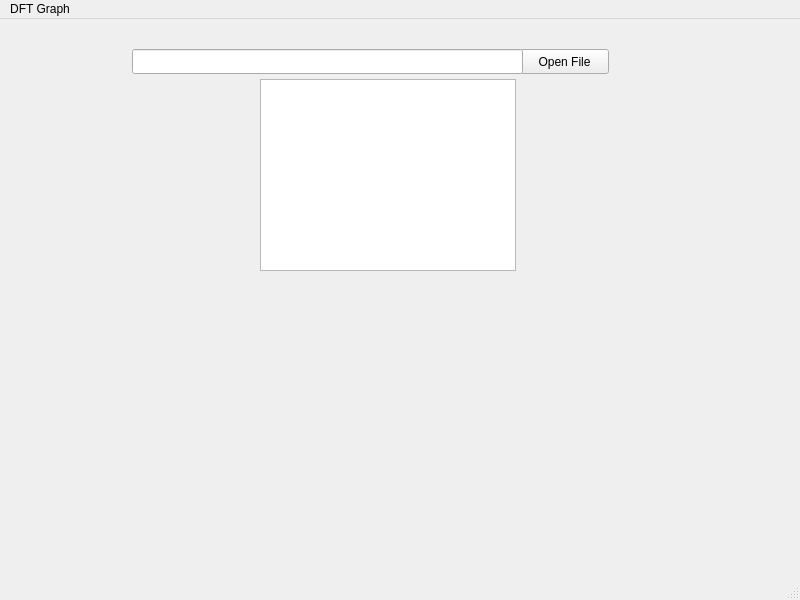
Qt form mainwindow.ui (waleedaman/DFTGraph) before a commit.
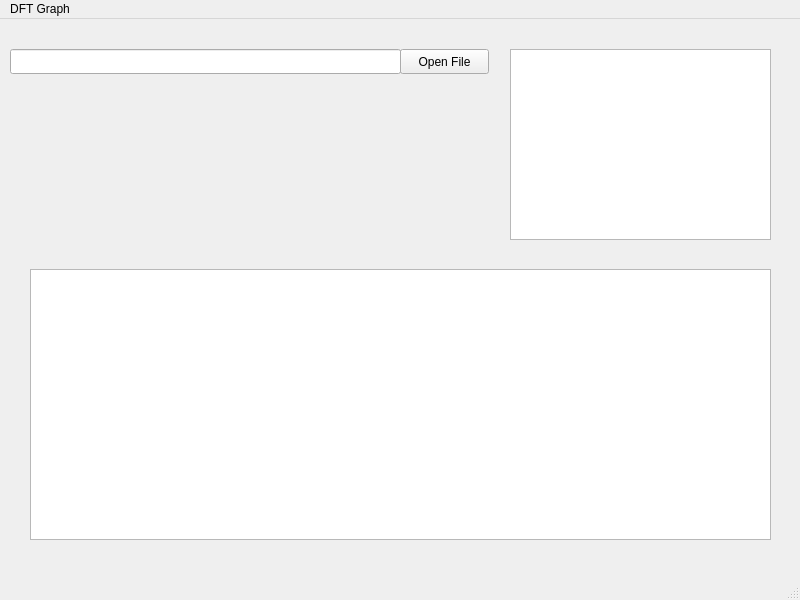
The same form after that commit. Custom widgets are drawn as their Qt base class.

Diff of the .ui file:
```diff
--- a/mainwindow.ui
+++ b/mainwindow.ui
@@ -17,7 +17,7 @@
    <widget class="QPushButton" name="openFile">
     <property name="geometry">
      <rect>
-      <x>520</x>
+      <x>400</x>
       <y>30</y>
       <width>89</width>
       <height>25</height>
@@ -30,7 +30,7 @@
    <widget class="QLineEdit" name="filePath">
     <property name="geometry">
      <rect>
-      <x>132</x>
+      <x>10</x>
       <y>30</y>
       <width>391</width>
       <height>25</height>
@@ -40,10 +40,20 @@
    <widget class="QListWidget" name="dataList">
     <property name="geometry">
      <rect>
-      <x>260</x>
-      <y>60</y>
-      <width>256</width>
-      <height>192</height>
+      <x>510</x>
+      <y>30</y>
+      <width>261</width>
+      <height>191</height>
+     </rect>
+    </property>
+   </widget>
+   <widget class="QChartView" name="chart">
+    <property name="geometry">
+     <rect>
+      <x>30</x>
+      <y>250</y>
+      <width>741</width>
+      <height>271</height>
      </rect>
     </property>
    </widget>
@@ -66,6 +76,13 @@
   </widget>
   <widget class="QStatusBar" name="statusbar"/>
  </widget>
+ <customwidgets>
+  <customwidget>
+   <class>QChartView</class>
+   <extends>QGraphicsView</extends>
+   <header location="global">QtCharts</header>
+  </customwidget>
+ </customwidgets>
  <resources/>
  <connections/>
 </ui>
```
